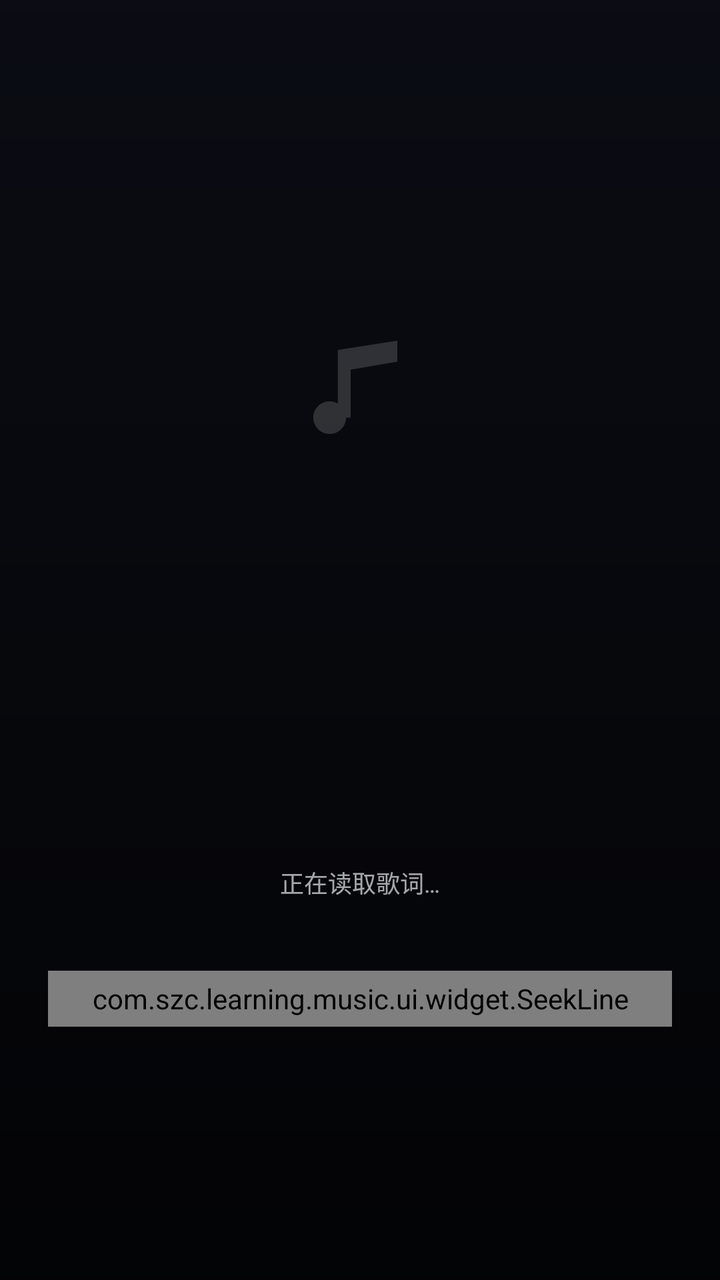
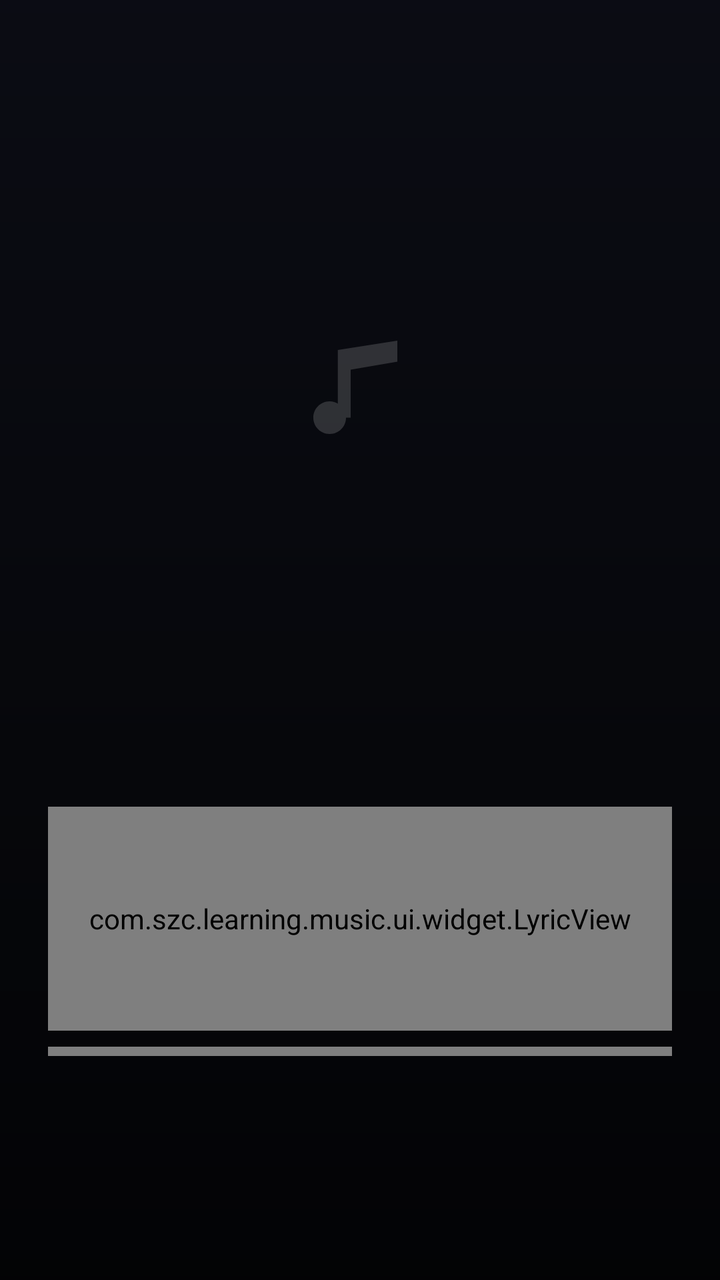

The first picture is an Android layout as it rendered before a commit; the second is the same layout after the commit. The layout source and the unified diff follow.
<!-- AndroidManifest.xml: application theme Theme.Aurora -->
<!-- res/layout/item_player.xml -->
<?xml version="1.0" encoding="utf-8"?>
<FrameLayout xmlns:android="http://schemas.android.com/apk/res/android"
    xmlns:app="http://schemas.android.com/apk/res-auto"
    android:id="@+id/playerPageRoot"
    android:layout_width="match_parent"
    android:layout_height="match_parent"
    android:background="?attr/auDarkCanvas">

    <ImageView
        android:id="@+id/playerBackdrop"
        android:layout_width="match_parent"
        android:layout_height="match_parent"
        android:alpha="0.30"
        android:contentDescription="@null"
        android:scaleType="centerCrop" />

    <View
        android:layout_width="match_parent"
        android:layout_height="match_parent"
        android:background="@drawable/bg_now_scrim" />

    <LinearLayout
        android:id="@+id/playerContent"
        android:layout_width="match_parent"
        android:layout_height="match_parent"
        android:orientation="vertical"
        android:paddingStart="24dp"
        android:paddingTop="84dp"
        android:paddingEnd="24dp"
        android:paddingBottom="112dp">

        <Space
            android:layout_width="1dp"
            android:layout_height="0dp"
            android:layout_weight="1" />

        <FrameLayout
            android:layout_width="224dp"
            android:layout_height="224dp"
            android:layout_gravity="center_horizontal">

            <com.google.android.material.imageview.ShapeableImageView
                android:id="@+id/playerCover"
                android:layout_width="match_parent"
                android:layout_height="match_parent"
                android:contentDescription="@string/player_album"
                android:scaleType="centerCrop"
                app:shapeAppearanceOverlay="@style/Shape.Cover.Hero" />

            <ImageView
                android:layout_width="56dp"
                android:layout_height="56dp"
                android:layout_gravity="center"
                android:alpha="0.16"
                android:contentDescription="@null"
                android:src="@drawable/ic_music_note"
                app:tint="@color/white" />
        </FrameLayout>

        <TextView
            android:id="@+id/playerTitle"
            style="@style/Text.Title"
            android:layout_width="match_parent"
            android:layout_height="wrap_content"
            android:layout_marginTop="18dp"
            android:ellipsize="end"
            android:gravity="center"
            android:maxLines="1"
            android:textColor="?attr/auOnDark"
            android:textSize="23sp" />

        <TextView
            android:id="@+id/playerArtist"
            android:layout_width="match_parent"
            android:layout_height="wrap_content"
            android:layout_marginTop="6dp"
            android:alpha="0.7"
            android:ellipsize="end"
            android:gravity="center"
            android:maxLines="1"
            android:textColor="?attr/auOnDark"
            android:textSize="13sp" />

        <TextView
            android:id="@+id/playerAlbum"
            android:layout_width="match_parent"
            android:layout_height="wrap_content"
            android:layout_marginTop="3dp"
            android:alpha="0.42"
            android:ellipsize="end"
            android:gravity="center"
            android:maxLines="1"
            android:textColor="?attr/auOnDark"
            android:textSize="10sp" />

        <TextView
            android:id="@+id/playerLyrics"
            android:layout_width="match_parent"
            android:layout_height="wrap_content"
            android:layout_marginTop="12dp"
            android:alpha="0.66"
            android:ellipsize="end"
            android:gravity="center"
            android:lineSpacingExtra="4dp"
            android:maxLines="5"
            android:minHeight="72dp"
            android:text="@string/player_lyrics_loading"
            android:textColor="?attr/auOnDark"
            android:textSize="12sp" />

        <Space
            android:layout_width="1dp"
            android:layout_height="0dp"
            android:layout_weight="1" />

        <com.szc.learning.music.ui.widget.SeekLine
            android:id="@+id/playerSeek"
            android:layout_width="match_parent"
            android:layout_height="28dp"
            android:layout_marginTop="8dp" />

        <LinearLayout
            android:layout_width="match_parent"
            android:layout_height="wrap_content"
            android:orientation="horizontal">

            <TextView
                android:id="@+id/playerPosition"
                style="@style/Text.Numeric"
                android:layout_width="wrap_content"
                android:layout_height="wrap_content"
                android:textColor="?attr/auOnDarkSecondary" />

            <Space
                android:layout_width="0dp"
                android:layout_height="1dp"
                android:layout_weight="1" />

            <TextView
                android:id="@+id/playerDuration"
                style="@style/Text.Numeric"
                android:layout_width="wrap_content"
                android:layout_height="wrap_content"
                android:textColor="?attr/auOnDarkSecondary" />
        </LinearLayout>

        
        <LinearLayout
            android:layout_width="match_parent"
            android:layout_height="wrap_content"
            android:layout_marginTop="8dp"
            android:gravity="center_vertical"
            android:orientation="horizontal">

            <ImageButton
                android:id="@+id/playerShuffle"
                android:layout_width="44dp"
                android:layout_height="44dp"
                android:background="?attr/selectableItemBackgroundBorderless"
                android:contentDescription="@string/player_shuffle"
                android:padding="10dp"
                android:scaleType="fitCenter"
                android:src="@drawable/ic_shuffle"
                app:tint="?attr/auOnDark" />

            <Space
                android:layout_width="0dp"
                android:layout_height="1dp"
                android:layout_weight="1" />

            <ImageButton
                android:id="@+id/playerPrev"
                android:layout_width="52dp"
                android:layout_height="52dp"
                android:background="?attr/selectableItemBackgroundBorderless"
                android:contentDescription="@string/player_previous"
                android:padding="12dp"
                android:scaleType="fitCenter"
                android:src="@drawable/ic_prev"
                app:tint="?attr/auOnDark" />

            <ImageButton
                android:id="@+id/playerPlay"
                android:layout_width="64dp"
                android:layout_height="64dp"
                android:layout_marginStart="12dp"
                android:layout_marginEnd="12dp"
                android:background="@drawable/bg_play_circle"
                android:contentDescription="@string/player_pause"
                android:padding="18dp"
                android:scaleType="fitCenter"
                android:src="@drawable/ic_pause"
                app:tint="?attr/auInk" />

            <ImageButton
                android:id="@+id/playerNext"
                android:layout_width="52dp"
                android:layout_height="52dp"
                android:background="?attr/selectableItemBackgroundBorderless"
                android:contentDescription="@string/player_next"
                android:padding="12dp"
                android:scaleType="fitCenter"
                android:src="@drawable/ic_next"
                app:tint="?attr/auOnDark" />

            <Space
                android:layout_width="0dp"
                android:layout_height="1dp"
                android:layout_weight="1" />

            <ImageButton
                android:id="@+id/playerRepeat"
                android:layout_width="44dp"
                android:layout_height="44dp"
                android:background="?attr/selectableItemBackgroundBorderless"
                android:contentDescription="@string/player_repeat"
                android:padding="10dp"
                android:scaleType="fitCenter"
                android:src="@drawable/ic_repeat"
                app:tint="?attr/auOnDark" />
        </LinearLayout>

        <LinearLayout
            android:layout_width="match_parent"
            android:layout_height="wrap_content"
            android:layout_marginTop="2dp"
            android:gravity="center"
            android:orientation="horizontal">

            <ImageButton
                android:id="@+id/playerFavorite"
                android:layout_width="48dp"
                android:layout_height="44dp"
                android:background="?attr/selectableItemBackgroundBorderless"
                android:contentDescription="@string/player_like"
                android:padding="11dp"
                android:scaleType="fitCenter"
                android:src="@drawable/ic_heart"
                app:tint="?attr/auOnDark" />

            <ImageButton
                android:id="@+id/playerShare"
                android:layout_width="48dp"
                android:layout_height="44dp"
                android:layout_marginStart="20dp"
                android:layout_marginEnd="20dp"
                android:background="?attr/selectableItemBackgroundBorderless"
                android:contentDescription="@string/player_share"
                android:padding="11dp"
                android:scaleType="fitCenter"
                android:src="@drawable/ic_share"
                app:tint="?attr/auOnDark" />

            <ImageButton
                android:id="@+id/playerMore"
                android:layout_width="48dp"
                android:layout_height="44dp"
                android:background="?attr/selectableItemBackgroundBorderless"
                android:contentDescription="@string/action_more"
                android:padding="11dp"
                android:scaleType="fitCenter"
                android:src="@drawable/ic_more_vert"
                app:tint="?attr/auOnDark" />
        </LinearLayout>
    </LinearLayout>
</FrameLayout>
<!-- resources referenced by this layout -->
<resources>
  <color name="white">#FFFFFFFF</color>
  <!-- drawable ic_more_vert (drawable) -->
  <vector xmlns:android="http://schemas.android.com/apk/res/android"
      android:width="24dp" android:height="24dp"
      android:viewportWidth="24" android:viewportHeight="24">
      <path android:fillColor="#FF000000" android:pathData="M12 8c1.1 0 2-.9 2-2s-.9-2-2-2-2 .9-2 2 .9 2 2 2zm0 2c-1.1 0-2 .9-2 2s.9 2 2 2 2-.9 2-2-.9-2-2-2zm0 6c-1.1 0-2 .9-2 2s.9 2 2 2 2-.9 2-2-.9-2-2-2z" />
  </vector>
  <!-- drawable ic_share (drawable) -->
  <vector xmlns:android="http://schemas.android.com/apk/res/android"
      android:width="24dp" android:height="24dp"
      android:viewportWidth="24" android:viewportHeight="24">
      <path android:fillColor="#FF000000" android:pathData="M18 16.08c-.76 0-1.44.3-1.96.77L8.91 12.7c.05-.23.09-.46.09-.7s-.04-.47-.09-.7l7.05-4.11c.54.5 1.25.81 2.04.81 1.66 0 3-1.34 3-3s-1.34-3-3-3-3 1.34-3 3c0 .24.04.47.09.7L8.04 9.81C7.5 9.31 6.79 9 6 9c-1.66 0-3 1.34-3 3s1.34 3 3 3c.79 0 1.5-.31 2.04-.81l7.12 4.16c-.05.21-.08.43-.08.65 0 1.61 1.31 2.92 2.92 2.92s2.92-1.31 2.92-2.92-1.31-2.92-2.92-2.92z" />
  </vector>
  <!-- drawable ic_shuffle (drawable) -->
  <vector xmlns:android="http://schemas.android.com/apk/res/android"
      android:width="24dp" android:height="24dp"
      android:viewportWidth="24" android:viewportHeight="24">
      <path android:fillColor="#FF000000" android:pathData="M10.59 9.17L5.41 4 4 5.41l5.17 5.17 1.42-1.41zM14.5 4l2.04 2.04L4 18.59 5.41 20 17.96 7.46 20 9.5V4h-5.5zm.33 9.41l-1.41 1.41 3.13 3.13L14.5 20H20v-5.5l-2.04 2.04-3.13-3.13z" />
  </vector>
  <string name="action_more">更多</string>
  <string name="player_album">专辑</string>
  <string name="player_like">收藏</string>
  <string name="player_lyrics_loading">正在读取歌词…</string>
  <string name="player_next">下一首</string>
  <string name="player_pause">暂停</string>
  <string name="player_previous">上一首</string>
  <string name="player_repeat">循环</string>
  <string name="player_share">分享</string>
  <string name="player_shuffle">随机</string>
  <color name="theme_aurora_accent">#5359BA</color>
  <color name="theme_aurora_accent_on">#FDFDFF</color>
  <color name="theme_aurora_surface">#FEFEFF</color>
  <color name="theme_aurora_ink">#181920</color>
  <color name="theme_aurora_surface_sunken">#ECEDF3</color>
  <color name="theme_aurora_ink_secondary">#5E5F67</color>
  <color name="theme_aurora_hairline">#DDDFE8</color>
  <color name="theme_aurora_danger">#B74441</color>
  <color name="theme_aurora_canvas">#F3F3F8</color>
  <color name="theme_aurora_ink_tertiary">#6E7077</color>
  <color name="theme_aurora_ink_inverse">#FDFEFF</color>
  <color name="theme_aurora_accent_soft">#E9ECFF</color>
  <color name="theme_aurora_accent_deep">#3F429C</color>
  <color name="theme_aurora_accent_cyan">#3AB0C2</color>
  <color name="theme_aurora_hairline_dark">#1FFFFFFF</color>
  <color name="theme_aurora_scrim">#8C000000</color>
  <color name="theme_aurora_nav_pill">#D9DBE8</color>
  <color name="theme_aurora_dark_canvas">#0D0F18</color>
  <color name="theme_aurora_on_dark">#F9FAFD</color>
  <color name="theme_aurora_dark_pill">#33FFFFFF</color>
  <color name="theme_aurora_like">#D54563</color>
  <color name="theme_aurora_progress_start">#6068CA</color>
  <color name="theme_aurora_progress_mid">#535AB7</color>
  <color name="theme_aurora_progress_end">#757FE2</color>
  <color name="theme_aurora_tag_brand_bg">#E8ECFF</color>
  <color name="theme_aurora_tag_brand_text">#494EA9</color>
  <color name="theme_aurora_tag_warm_bg">#FFEEE1</color>
  <color name="theme_aurora_tag_warm_text">#944E12</color>
  <color name="theme_aurora_tag_neutral_bg">#ECEEF6</color>
  <color name="theme_aurora_success">#287B46</color>
  <color name="theme_aurora_warning">#A16500</color>
  <color name="theme_aurora_blob_a">#AAB2E4</color>
  <color name="theme_aurora_blob_b">#C5A9D8</color>
  <color name="theme_aurora_blob_c">#8EBCE1</color>
  <color name="theme_aurora_blob_d">#7DC4C6</color>
  <!-- unchanged entries left out for length: 16 -->
</resources>

<!-- the commit's change to res/layout/item_player.xml (unified diff, before → after) -->
@@ -93,20 +93,11 @@
             android:textColor="?attr/auOnDark"
             android:textSize="10sp" />
 
-        <TextView
+        <com.szc.learning.music.ui.widget.LyricView
             android:id="@+id/playerLyrics"
             android:layout_width="match_parent"
-            android:layout_height="wrap_content"
-            android:layout_marginTop="12dp"
-            android:alpha="0.66"
-            android:ellipsize="end"
-            android:gravity="center"
-            android:lineSpacingExtra="4dp"
-            android:maxLines="5"
-            android:minHeight="72dp"
-            android:text="@string/player_lyrics_loading"
-            android:textColor="?attr/auOnDark"
-            android:textSize="12sp" />
+            android:layout_height="112dp"
+            android:layout_marginTop="10dp" />
 
         <Space
             android:layout_width="1dp"
@@ -153,14 +144,14 @@
             android:orientation="horizontal">
 
             <ImageButton
-                android:id="@+id/playerShuffle"
+                android:id="@+id/playerFavorite"
                 android:layout_width="44dp"
                 android:layout_height="44dp"
                 android:background="?attr/selectableItemBackgroundBorderless"
-                android:contentDescription="@string/player_shuffle"
+                android:contentDescription="@string/player_like"
                 android:padding="10dp"
                 android:scaleType="fitCenter"
-                android:src="@drawable/ic_shuffle"
+                android:src="@drawable/ic_heart"
                 app:tint="?attr/auOnDark" />
 
             <Space
@@ -209,7 +200,7 @@
                 android:layout_weight="1" />
 
             <ImageButton
-                android:id="@+id/playerRepeat"
+                android:id="@+id/playerMode"
                 android:layout_width="44dp"
                 android:layout_height="44dp"
                 android:background="?attr/selectableItemBackgroundBorderless"
@@ -217,49 +208,6 @@
                 android:padding="10dp"
                 android:scaleType="fitCenter"
                 android:src="@drawable/ic_repeat"
-                app:tint="?attr/auOnDark" />
-        </LinearLayout>
-
-        <LinearLayout
-            android:layout_width="match_parent"
-            android:layout_height="wrap_content"
-            android:layout_marginTop="2dp"
-            android:gravity="center"
-            android:orientation="horizontal">
-
-            <ImageButton
-                android:id="@+id/playerFavorite"
-                android:layout_width="48dp"
-                android:layout_height="44dp"
-                android:background="?attr/selectableItemBackgroundBorderless"
-                android:contentDescription="@string/player_like"
-                android:padding="11dp"
-                android:scaleType="fitCenter"
-                android:src="@drawable/ic_heart"
-                app:tint="?attr/auOnDark" />
-
-            <ImageButton
-                android:id="@+id/playerShare"
-                android:layout_width="48dp"
-                android:layout_height="44dp"
-                android:layout_marginStart="20dp"
-                android:layout_marginEnd="20dp"
-                android:background="?attr/selectableItemBackgroundBorderless"
-                android:contentDescription="@string/player_share"
-                android:padding="11dp"
-                android:scaleType="fitCenter"
-                android:src="@drawable/ic_share"
-                app:tint="?attr/auOnDark" />
-
-            <ImageButton
-                android:id="@+id/playerMore"
-                android:layout_width="48dp"
-                android:layout_height="44dp"
-                android:background="?attr/selectableItemBackgroundBorderless"
-                android:contentDescription="@string/action_more"
-                android:padding="11dp"
-                android:scaleType="fitCenter"
-                android:src="@drawable/ic_more_vert"
                 app:tint="?attr/auOnDark" />
         </LinearLayout>
     </LinearLayout>
<!-- resource entries referenced after the edit -->
@@ -1,34 +1,12 @@
 <!-- resources referenced by this layout -->
 <resources>
   <color name="white">#FFFFFFFF</color>
-  <!-- drawable ic_more_vert (drawable) -->
-  <vector xmlns:android="http://schemas.android.com/apk/res/android"
-      android:width="24dp" android:height="24dp"
-      android:viewportWidth="24" android:viewportHeight="24">
-      <path android:fillColor="#FF000000" android:pathData="M12 8c1.1 0 2-.9 2-2s-.9-2-2-2-2 .9-2 2 .9 2 2 2zm0 2c-1.1 0-2 .9-2 2s.9 2 2 2 2-.9 2-2-.9-2-2-2zm0 6c-1.1 0-2 .9-2 2s.9 2 2 2 2-.9 2-2-.9-2-2-2z" />
-  </vector>
-  <!-- drawable ic_share (drawable) -->
-  <vector xmlns:android="http://schemas.android.com/apk/res/android"
-      android:width="24dp" android:height="24dp"
-      android:viewportWidth="24" android:viewportHeight="24">
-      <path android:fillColor="#FF000000" android:pathData="M18 16.08c-.76 0-1.44.3-1.96.77L8.91 12.7c.05-.23.09-.46.09-.7s-.04-.47-.09-.7l7.05-4.11c.54.5 1.25.81 2.04.81 1.66 0 3-1.34 3-3s-1.34-3-3-3-3 1.34-3 3c0 .24.04.47.09.7L8.04 9.81C7.5 9.31 6.79 9 6 9c-1.66 0-3 1.34-3 3s1.34 3 3 3c.79 0 1.5-.31 2.04-.81l7.12 4.16c-.05.21-.08.43-.08.65 0 1.61 1.31 2.92 2.92 2.92s2.92-1.31 2.92-2.92-1.31-2.92-2.92-2.92z" />
-  </vector>
-  <!-- drawable ic_shuffle (drawable) -->
-  <vector xmlns:android="http://schemas.android.com/apk/res/android"
-      android:width="24dp" android:height="24dp"
-      android:viewportWidth="24" android:viewportHeight="24">
-      <path android:fillColor="#FF000000" android:pathData="M10.59 9.17L5.41 4 4 5.41l5.17 5.17 1.42-1.41zM14.5 4l2.04 2.04L4 18.59 5.41 20 17.96 7.46 20 9.5V4h-5.5zm.33 9.41l-1.41 1.41 3.13 3.13L14.5 20H20v-5.5l-2.04 2.04-3.13-3.13z" />
-  </vector>
-  <string name="action_more">更多</string>
   <string name="player_album">专辑</string>
   <string name="player_like">收藏</string>
-  <string name="player_lyrics_loading">正在读取歌词…</string>
   <string name="player_next">下一首</string>
   <string name="player_pause">暂停</string>
   <string name="player_previous">上一首</string>
   <string name="player_repeat">循环</string>
-  <string name="player_share">分享</string>
-  <string name="player_shuffle">随机</string>
   <color name="theme_aurora_accent">#5359BA</color>
   <color name="theme_aurora_accent_on">#FDFDFF</color>
   <color name="theme_aurora_surface">#FEFEFF</color>
